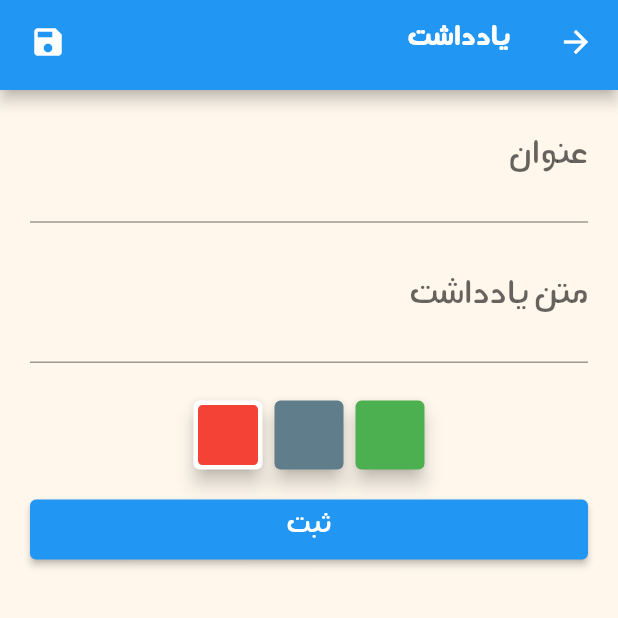
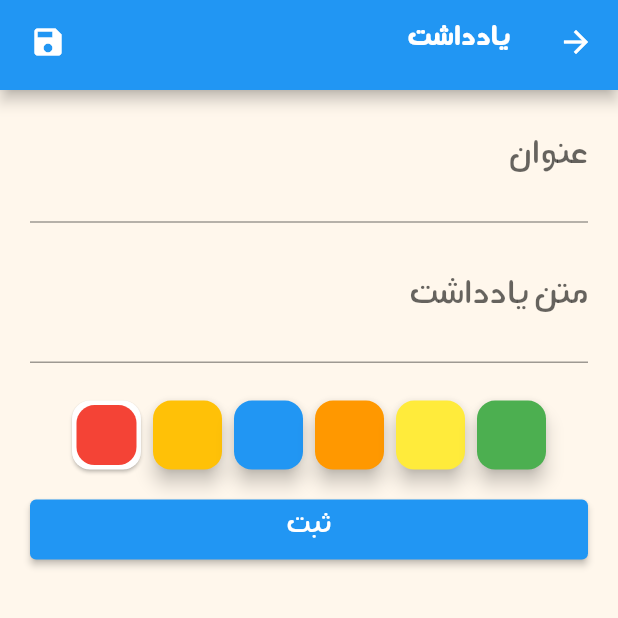
Before and after one commit to samad-nkarimi/today_app, a Flutter app: the FormWidget screen opened by its route, on a phone screen of 412 x 824 dp, the top half of it. Run offline on Flutter 3.47's test engine with Material 2 defaults, Android fonts, the phone set to English and light mode, and no system bars; our stand-ins replace bloc, dotted_border, equatable, flutter_bloc, flutter_local_notifications, flutter_svg and 2 more; missing offline and left inert: flutter_email_sender, store_redirect; accounts and stored records are empty.

Commit message:
some ui changes

```diff
--- a/lib/screens/calender_page.dart
+++ b/lib/screens/calender_page.dart
@@ -117,7 +117,7 @@ class _CalendarPageState extends State<CalendarPage> {
               // end: Alignment.bottomRight,
               center: Alignment.topLeft,
               radius: 1.4,
-              stops: const [0.5, 1.0],
+              stops: [0.5, 1.0],
               colors: [
                 Color(0xFFB2AFFF),
                 Color(0xFF003AD9),
--- a/lib/screens/home_page.dart
+++ b/lib/screens/home_page.dart
@@ -62,7 +62,6 @@ class _HomePageState extends State<HomePage> {
 
   @override
   void initState() {
-    // TODO: implement initState
     super.initState();
     // WidgetsBinding.instance!.addPostFrameCallback((_) async {
     //   await loadJson();
@@ -82,6 +81,7 @@ class _HomePageState extends State<HomePage> {
           },
           child: Container(
             // color: Colors.blue.shade100,
+            height: double.infinity,
             decoration: const BoxDecoration(
               image: DecorationImage(
                 image: AssetImage("assets/images/earth.jpg"),
@@ -135,7 +135,7 @@ class _HomePageState extends State<HomePage> {
                           children: [
                             topPicture(),
                             // SizedBox(height: showBoardSize / 2 + 30),
-                            if (notes.isEmpty) noNoteWidget(),
+                            // if (notes.isEmpty) noNoteWidget(),
 
                             ListView(
                               shrinkWrap: true,
--- a/lib/widgets/form_widget.dart
+++ b/lib/widgets/form_widget.dart
@@ -206,27 +206,7 @@ class _FormWidgetState extends State<FormWidget> {
                       child: Row(
                         mainAxisAlignment: MainAxisAlignment.center,
                         children: [
-                          coloredItem(Colors.red, 0),
-                          coloredItem(Colors.blueGrey, 1),
-                          coloredItem(Colors.green, 2),
-                          // Container(
-                          //   margin: const EdgeInsets.all(3.0),
-                          //   decoration: BoxDecoration(color: Colors.red, borderRadius: BorderRadius.circular(3.0)),
-                          //   width: 40,
-                          //   height: 40,
-                          // ),
-                          // Container(
-                          //   margin: const EdgeInsets.all(3.0),
-                          //   decoration: BoxDecoration(color: Colors.green, borderRadius: BorderRadius.circular(3.0)),
-                          //   width: 40,
-                          //   height: 40,
-                          // ),
-                          // Container(
-                          //   margin: const EdgeInsets.all(3.0),
-                          //   decoration: BoxDecoration(color: Colors.orange, borderRadius: BorderRadius.circular(3.0)),
-                          //   width: 40,
-                          //   height: 40,
-                          // ),
+                          for (int i = 0; i < 6; i++) coloredItem(i),
                         ],
                       ),
                     ),
@@ -395,7 +375,15 @@ class _FormWidgetState extends State<FormWidget> {
   }
 
   // repeated
-  Widget coloredItem(Color color, int i) {
+  Widget coloredItem(int i) {
+    List<Color> colors = [
+      Colors.red,
+      Colors.amber,
+      Colors.blue,
+      Colors.orange,
+      Colors.yellow,
+      Colors.green,
+    ];
     return InkWell(
       onTap: () {
         setState(() {
@@ -404,13 +392,16 @@ class _FormWidgetState extends State<FormWidget> {
         // BlocProvider.of<ThemeSettingBloc>(context).add(ThemeChanged(currentTheme));
       },
       child: Card(
-        elevation: 5,
-        color: noteColorIndex == i ? Colors.white : color,
+        shape: RoundedRectangleBorder(
+          borderRadius: BorderRadius.circular(12),
+        ),
+        elevation: noteColorIndex == i ? 1 : 5,
+        color: noteColorIndex == i ? Colors.white : colors[i],
         child: Container(
           margin: const EdgeInsets.all(3.0),
           decoration: BoxDecoration(
-            borderRadius: BorderRadius.circular(3),
-            color: color,
+            borderRadius: BorderRadius.circular(12),
+            color: colors[i],
           ),
           height: 40,
           width: 40,
@@ -421,8 +412,6 @@ class _FormWidgetState extends State<FormWidget> {
 
   @override
   void dispose() {
-    // TODO: implement dispose
-
     super.dispose();
   }
 }
--- a/lib/widgets/note_item_widget.dart
+++ b/lib/widgets/note_item_widget.dart
@@ -35,7 +35,7 @@ class _NoteItemState extends State<NoteItem> {
         // border: Border.all(width: 1, color: Colors.black),
         color: backColor,
       ),
-      margin: const EdgeInsets.symmetric(horizontal: 40.0, vertical: 1.0),
+      margin: const EdgeInsets.symmetric(horizontal: 30.0, vertical: 1.0),
 
       // padding: const EdgeInsets.only(right: 8.0, left: 14.0),
       child: Dismissible(
```
Also changed, not shown: lib/widgets/add_note_button_widget.dart (+41 -10 lines).
